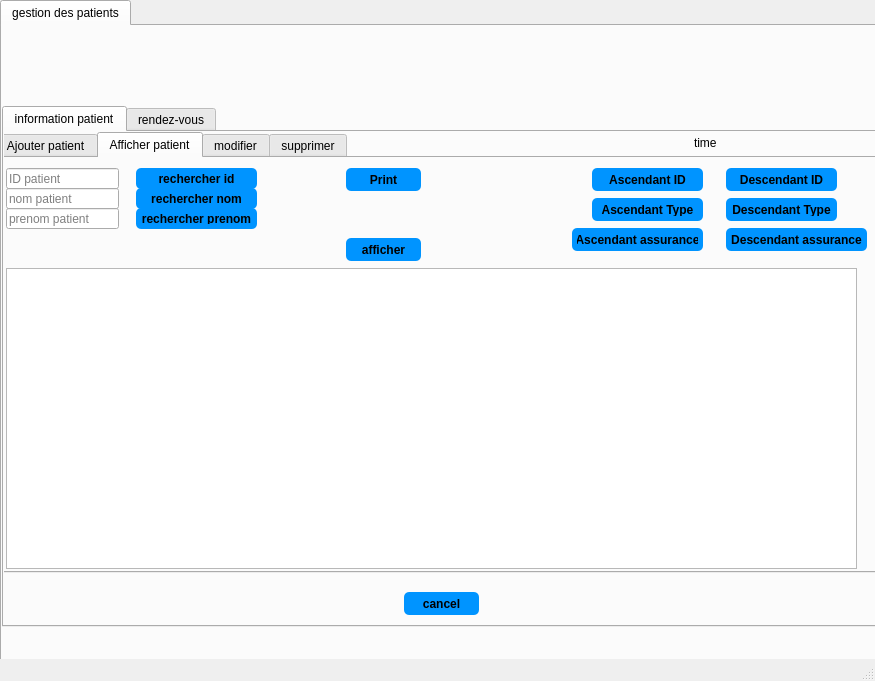
The window that Desktop/2A12/project c++/qt/E-Clinic/mainwindow.ui (zeineb-eya/E-Health_care_2A12) describes before a commit, drawn with Qt 5.
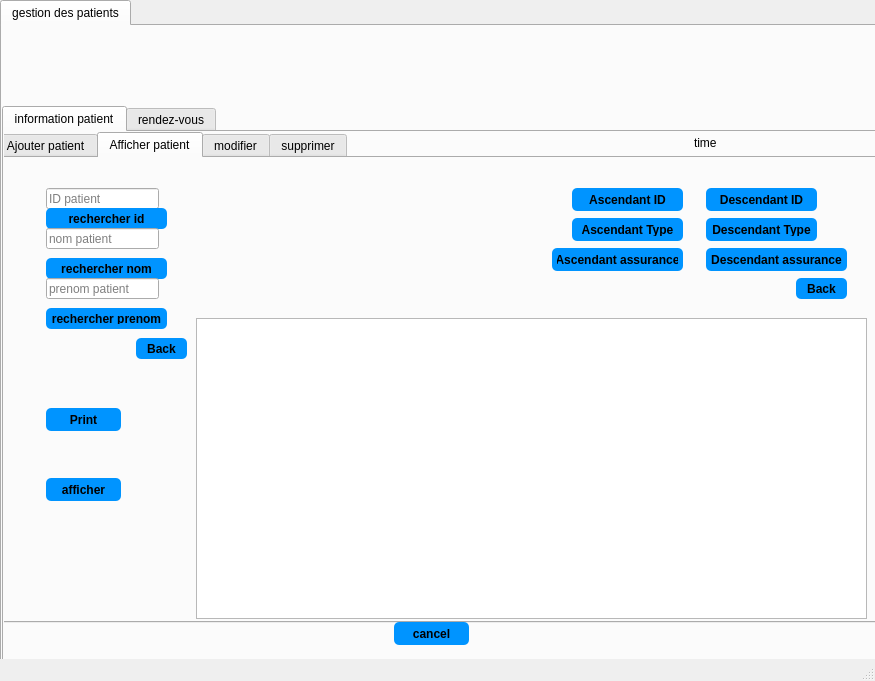
The same window after the commit. The open tabs and pages were chosen to show the change. Icons and pictures are not drawn.

Patch:
```diff
--- a/Desktop/2A12/project c++/qt/E-Clinic/mainwindow.ui
+++ b/Desktop/2A12/project c++/qt/E-Clinic/mainwindow.ui
@@ -39,7 +39,7 @@
         <x>0</x>
         <y>80</y>
         <width>881</width>
-        <height>521</height>
+        <height>561</height>
        </rect>
       </property>
       <property name="currentIndex">
@@ -68,7 +68,7 @@
           <x>-10</x>
           <y>0</y>
           <width>891</width>
-          <height>441</height>
+          <height>491</height>
          </rect>
         </property>
         <property name="currentIndex">
@@ -317,9 +317,9 @@
          <widget class="QTableView" name="tab_patients">
           <property name="geometry">
            <rect>
-            <x>10</x>
-            <y>110</y>
-            <width>851</width>
+            <x>200</x>
+            <y>160</y>
+            <width>671</width>
             <height>301</height>
            </rect>
           </property>
@@ -327,8 +327,8 @@
          <widget class="QPushButton" name="pushButton_1">
           <property name="geometry">
            <rect>
-            <x>350</x>
-            <y>10</y>
+            <x>50</x>
+            <y>250</y>
             <width>75</width>
             <height>23</height>
            </rect>
@@ -349,11 +349,101 @@
            <string>Print</string>
           </property>
          </widget>
+         <widget class="QPushButton" name="afficher">
+          <property name="geometry">
+           <rect>
+            <x>50</x>
+            <y>320</y>
+            <width>75</width>
+            <height>23</height>
+           </rect>
+          </property>
+          <property name="styleSheet">
+           <string notr="true">QPushButton {
+padding: 5px;
+border-radius: 5px;
+background-color:#0094ff;
+font-weight: bold;
+}
+QPushButton:hover
+{
+color :white;
+}</string>
+          </property>
+          <property name="text">
+           <string>afficher</string>
+          </property>
+         </widget>
+         <widget class="QStackedWidget" name="widgetrecherche_2">
+          <property name="geometry">
+           <rect>
+            <x>10</x>
+            <y>10</y>
+            <width>181</width>
+            <height>191</height>
+           </rect>
+          </property>
+          <property name="currentIndex">
+           <number>0</number>
+          </property>
+          <widget class="QWidget" name="page_26">
+           <widget class="QPushButton" name="Rechercher_2">
+            <property name="geometry">
+             <rect>
+              <x>50</x>
+              <y>70</y>
+              <width>75</width>
+              <height>23</height>
+             </rect>
+            </property>
+            <property name="styleSheet">
+             <string notr="true">QPushButton {
+padding: 5px;
+border-radius: 5px;
+background-color:#0094ff;
+font-weight: bold;
+}
+QPushButton:hover
+{
+color :white;
+}</string>
+            </property>
+            <property name="text">
+             <string>Rechercher</string>
+            </property>
+           </widget>
+          </widget>
+          <widget class="QWidget" name="page_27">
+           <widget class="QPushButton" name="pushButton_47">
+            <property name="geometry">
+             <rect>
+              <x>130</x>
+              <y>170</y>
+              <width>51</width>
+              <height>21</height>
+             </rect>
+            </property>
+            <property name="styleSheet">
+             <string notr="true">QPushButton {
+padding: 5px;
+border-radius: 5px;
+background-color:#0094ff;
+font-weight: bold;
+}
+QPushButton:hover
+{
+color :white;
+}</string>
+            </property>
+            <property name="text">
+             <string>Back</string>
+            </property>
+           </widget>
          <widget class="QLineEdit" name="lineEdit_aff_idpatient">
           <property name="geometry">
            <rect>
-            <x>10</x>
-            <y>10</y>
+              <x>40</x>
+              <y>20</y>
             <width>113</width>
             <height>21</height>
            </rect>
@@ -365,8 +455,8 @@
          <widget class="QPushButton" name="pb_aff_client">
           <property name="geometry">
            <rect>
-            <x>140</x>
-            <y>10</y>
+              <x>40</x>
+              <y>40</y>
             <width>121</width>
             <height>21</height>
            </rect>
@@ -387,11 +477,179 @@
            <string>rechercher id</string>
           </property>
          </widget>
+           <widget class="QLineEdit" name="lineEdit_aff_nompatient">
+            <property name="geometry">
+             <rect>
+              <x>40</x>
+              <y>60</y>
+              <width>113</width>
+              <height>21</height>
+             </rect>
+            </property>
+            <property name="placeholderText">
+             <string>nom patient</string>
+            </property>
+           </widget>
+           <widget class="QPushButton" name="pb_aff_client_2">
+            <property name="geometry">
+             <rect>
+              <x>40</x>
+              <y>90</y>
+              <width>121</width>
+              <height>21</height>
+             </rect>
+            </property>
+            <property name="styleSheet">
+             <string notr="true">QPushButton {
+padding: 5px;
+border-radius: 5px;
+background-color:#0094ff;
+font-weight: bold;
+}
+QPushButton:hover
+{
+color :white;
+}</string>
+            </property>
+            <property name="text">
+             <string>rechercher nom</string>
+            </property>
+           </widget>
+           <widget class="QLineEdit" name="lineEdit_aff_prenompatient">
+            <property name="geometry">
+             <rect>
+              <x>40</x>
+              <y>110</y>
+              <width>113</width>
+              <height>21</height>
+             </rect>
+            </property>
+            <property name="placeholderText">
+             <string>prenom patient</string>
+            </property>
+           </widget>
+           <widget class="QPushButton" name="pb_aff_client_3">
+            <property name="geometry">
+             <rect>
+              <x>40</x>
+              <y>140</y>
+              <width>121</width>
+              <height>21</height>
+             </rect>
+            </property>
+            <property name="styleSheet">
+             <string notr="true">QPushButton {
+padding: 5px;
+border-radius: 5px;
+background-color:#0094ff;
+font-weight: bold;
+}
+QPushButton:hover
+{
+color :white;
+}</string>
+            </property>
+            <property name="text">
+             <string>rechercher prenom</string>
+            </property>
+           </widget>
+          </widget>
+         </widget>
+         <widget class="QStackedWidget" name="widgettrie_2">
+          <property name="geometry">
+           <rect>
+            <x>550</x>
+            <y>0</y>
+            <width>311</width>
+            <height>151</height>
+           </rect>
+          </property>
+          <property name="currentIndex">
+           <number>1</number>
+          </property>
+          <widget class="QWidget" name="page_28">
+           <widget class="QPushButton" name="Trie_2">
+            <property name="geometry">
+             <rect>
+              <x>110</x>
+              <y>60</y>
+              <width>75</width>
+              <height>23</height>
+             </rect>
+            </property>
+            <property name="styleSheet">
+             <string notr="true">QPushButton {
+padding: 5px;
+border-radius: 5px;
+background-color:#0094ff;
+font-weight: bold;
+}
+QPushButton:hover
+{
+color :white;
+}</string>
+            </property>
+            <property name="text">
+             <string>Trie</string>
+            </property>
+           </widget>
+          </widget>
+          <widget class="QWidget" name="page_29">
+           <widget class="QPushButton" name="pushButton_48">
+            <property name="geometry">
+             <rect>
+              <x>250</x>
+              <y>120</y>
+              <width>51</width>
+              <height>21</height>
+             </rect>
+            </property>
+            <property name="styleSheet">
+             <string notr="true">QPushButton {
+padding: 5px;
+border-radius: 5px;
+background-color:#0094ff;
+font-weight: bold;
+}
+QPushButton:hover
+{
+color :white;
+}</string>
+            </property>
+            <property name="text">
+             <string>Back</string>
+            </property>
+           </widget>
+           <widget class="QPushButton" name="pb_desc_tri_6">
+            <property name="geometry">
+             <rect>
+              <x>160</x>
+              <y>90</y>
+              <width>141</width>
+              <height>23</height>
+             </rect>
+            </property>
+            <property name="styleSheet">
+             <string notr="true">QPushButton {
+padding: 5px;
+border-radius: 5px;
+background-color:#0094ff;
+font-weight: bold;
+}
+QPushButton:hover
+{
+color :white;
+}</string>
+            </property>
+            <property name="text">
+             <string>Descendant assurance</string>
+            </property>
+           </widget>
          <widget class="QPushButton" name="pb_asc_tri_2">
           <property name="geometry">
            <rect>
-            <x>596</x>
-            <y>10</y>
+              <x>26</x>
+              <y>30</y>
             <width>111</width>
             <height>23</height>
            </rect>
@@ -412,11 +670,36 @@
            <string>Ascendant ID</string>
           </property>
          </widget>
+           <widget class="QPushButton" name="pb_desc_tri_2">
+            <property name="geometry">
+             <rect>
+              <x>160</x>
+              <y>30</y>
+              <width>111</width>
+              <height>23</height>
+             </rect>
+            </property>
+            <property name="styleSheet">
+             <string notr="true">QPushButton {
+padding: 5px;
+border-radius: 5px;
+background-color:#0094ff;
+font-weight: bold;
+}
+QPushButton:hover
+{
+color :white;
+}</string>
+            </property>
+            <property name="text">
+             <string>Descendant ID</string>
+            </property>
+           </widget>
          <widget class="QPushButton" name="pb_desc_tri_5">
           <property name="geometry">
            <rect>
-            <x>730</x>
-            <y>40</y>
+              <x>160</x>
+              <y>60</y>
             <width>111</width>
             <height>23</height>
            </rect>
@@ -440,8 +723,8 @@
          <widget class="QPushButton" name="pb_asc_tri_5">
           <property name="geometry">
            <rect>
-            <x>596</x>
-            <y>40</y>
+              <x>26</x>
+              <y>60</y>
             <width>111</width>
             <height>23</height>
            </rect>
@@ -462,61 +745,11 @@
            <string>Ascendant Type</string>
           </property>
          </widget>
-         <widget class="QPushButton" name="pb_desc_tri_2">
-          <property name="geometry">
-           <rect>
-            <x>730</x>
-            <y>10</y>
-            <width>111</width>
-            <height>23</height>
-           </rect>
-          </property>
-          <property name="styleSheet">
-           <string notr="true">QPushButton {
-padding: 5px;
-border-radius: 5px;
-background-color:#0094ff;
-font-weight: bold;
-}
-QPushButton:hover
-{
-color :white;
-}</string>
-          </property>
-          <property name="text">
-           <string>Descendant ID</string>
-          </property>
-         </widget>
-         <widget class="QPushButton" name="pb_desc_tri_6">
-          <property name="geometry">
-           <rect>
-            <x>730</x>
-            <y>70</y>
-            <width>141</width>
-            <height>23</height>
-           </rect>
-          </property>
-          <property name="styleSheet">
-           <string notr="true">QPushButton {
-padding: 5px;
-border-radius: 5px;
-background-color:#0094ff;
-font-weight: bold;
-}
-QPushButton:hover
-{
-color :white;
-}</string>
-          </property>
-          <property name="text">
-           <string>Descendant assurance</string>
-          </property>
-         </widget>
          <widget class="QPushButton" name="pb_asc_tri_6">
           <property name="geometry">
            <rect>
-            <x>576</x>
-            <y>70</y>
+              <x>6</x>
+              <y>90</y>
             <width>131</width>
             <height>23</height>
            </rect>
@@ -537,106 +770,7 @@
            <string>Ascendant assurance</string>
           </property>
          </widget>
-         <widget class="QPushButton" name="pb_aff_client_2">
-          <property name="geometry">
-           <rect>
-            <x>140</x>
-            <y>30</y>
-            <width>121</width>
-            <height>21</height>
-           </rect>
-          </property>
-          <property name="styleSheet">
-           <string notr="true">QPushButton {
-padding: 5px;
-border-radius: 5px;
-background-color:#0094ff;
-font-weight: bold;
-}
-QPushButton:hover
-{
-color :white;
-}</string>
-          </property>
-          <property name="text">
-           <string>rechercher nom</string>
-          </property>
-         </widget>
-         <widget class="QLineEdit" name="lineEdit_aff_nompatient">
-          <property name="geometry">
-           <rect>
-            <x>10</x>
-            <y>30</y>
-            <width>113</width>
-            <height>21</height>
-           </rect>
-          </property>
-          <property name="placeholderText">
-           <string>nom patient</string>
-          </property>
-         </widget>
-         <widget class="QPushButton" name="pb_aff_client_3">
-          <property name="geometry">
-           <rect>
-            <x>140</x>
-            <y>50</y>
-            <width>121</width>
-            <height>21</height>
-           </rect>
-          </property>
-          <property name="styleSheet">
-           <string notr="true">QPushButton {
-padding: 5px;
-border-radius: 5px;
-background-color:#0094ff;
-font-weight: bold;
-}
-QPushButton:hover
-{
-color :white;
-}</string>
-          </property>
-          <property name="text">
-           <string>rechercher prenom</string>
-          </property>
-         </widget>
-         <widget class="QLineEdit" name="lineEdit_aff_prenompatient">
-          <property name="geometry">
-           <rect>
-            <x>10</x>
-            <y>50</y>
-            <width>113</width>
-            <height>21</height>
-           </rect>
-          </property>
-          <property name="placeholderText">
-           <string>prenom patient</string>
-          </property>
-         </widget>
-         <widget class="QPushButton" name="afficher">
-          <property name="geometry">
-           <rect>
-            <x>350</x>
-            <y>80</y>
-            <width>75</width>
-            <height>23</height>
-           </rect>
-          </property>
-          <property name="styleSheet">
-           <string notr="true">QPushButton {
-padding: 5px;
-border-radius: 5px;
-background-color:#0094ff;
-font-weight: bold;
-}
-QPushButton:hover
-{
-color :white;
-}</string>
-          </property>
-          <property name="text">
-           <string>afficher</string>
-          </property>
+          </widget>
          </widget>
         </widget>
         <widget class="QWidget" name="tab_9">
@@ -958,8 +1092,8 @@
        <widget class="QPushButton" name="cancelButton">
         <property name="geometry">
          <rect>
-          <x>400</x>
-          <y>460</y>
+          <x>390</x>
+          <y>490</y>
           <width>75</width>
           <height>23</height>
          </rect>
```
Left out of the diff: 446 changed lines with no effect on the pictures. Lines whose indentation alone changed are shown as unchanged.
